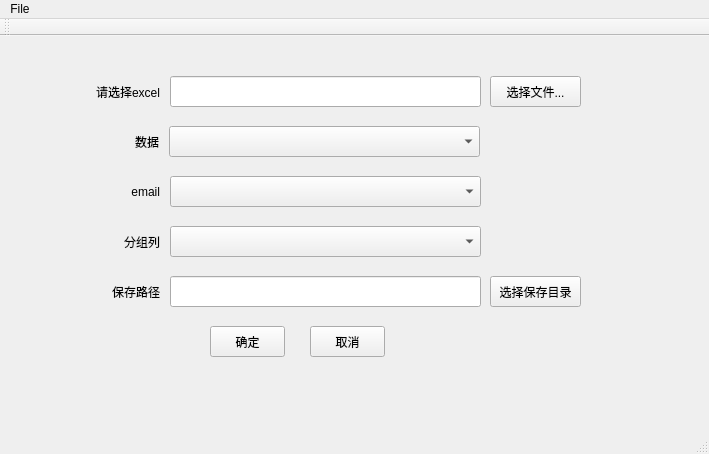
The window that mainwindow.ui (ainiaa/splitExcel) describes before a commit, drawn with Qt 5.
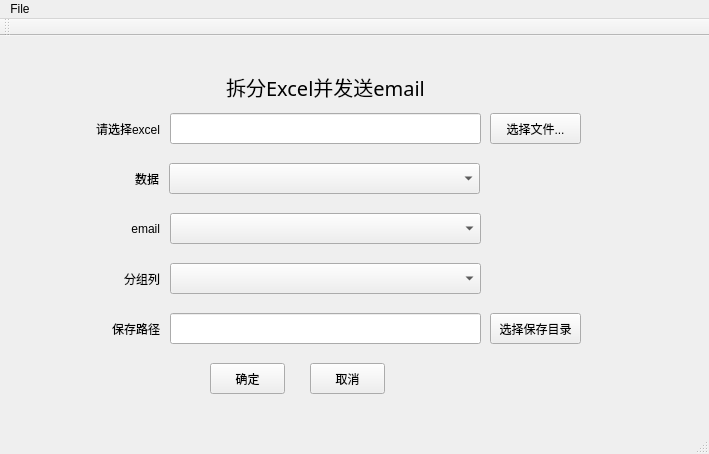
The same window after the commit. Icons and pictures are not drawn.

Commit message: 添加title和logo

Patch:
```diff
--- a/mainwindow.ui
+++ b/mainwindow.ui
@@ -18,7 +18,7 @@
     <property name="geometry">
      <rect>
       <x>69</x>
-      <y>40</y>
+      <y>77</y>
       <width>91</width>
       <height>31</height>
      </rect>
@@ -34,7 +34,7 @@
     <property name="geometry">
      <rect>
       <x>170</x>
-      <y>40</y>
+      <y>77</y>
       <width>311</width>
       <height>31</height>
      </rect>
@@ -44,7 +44,7 @@
     <property name="geometry">
      <rect>
       <x>69</x>
-      <y>190</y>
+      <y>227</y>
       <width>91</width>
       <height>31</height>
      </rect>
@@ -60,7 +60,7 @@
     <property name="geometry">
      <rect>
       <x>69</x>
-      <y>240</y>
+      <y>277</y>
       <width>91</width>
       <height>31</height>
      </rect>
@@ -76,7 +76,7 @@
     <property name="geometry">
      <rect>
       <x>170</x>
-      <y>240</y>
+      <y>277</y>
       <width>311</width>
       <height>31</height>
      </rect>
@@ -86,7 +86,7 @@
     <property name="geometry">
      <rect>
       <x>210</x>
-      <y>290</y>
+      <y>327</y>
       <width>75</width>
       <height>31</height>
      </rect>
@@ -99,7 +99,7 @@
     <property name="geometry">
      <rect>
       <x>310</x>
-      <y>290</y>
+      <y>327</y>
       <width>75</width>
       <height>31</height>
      </rect>
@@ -112,7 +112,7 @@
     <property name="geometry">
      <rect>
       <x>170</x>
-      <y>190</y>
+      <y>227</y>
       <width>311</width>
       <height>31</height>
      </rect>
@@ -122,7 +122,7 @@
     <property name="geometry">
      <rect>
       <x>490</x>
-      <y>40</y>
+      <y>77</y>
       <width>91</width>
       <height>31</height>
      </rect>
@@ -135,7 +135,7 @@
     <property name="geometry">
      <rect>
       <x>490</x>
-      <y>240</y>
+      <y>277</y>
       <width>91</width>
       <height>31</height>
      </rect>
@@ -148,7 +148,7 @@
     <property name="geometry">
      <rect>
       <x>169</x>
-      <y>90</y>
+      <y>127</y>
       <width>311</width>
       <height>31</height>
      </rect>
@@ -158,7 +158,7 @@
     <property name="geometry">
      <rect>
       <x>68</x>
-      <y>90</y>
+      <y>127</y>
       <width>91</width>
       <height>31</height>
      </rect>
@@ -174,7 +174,7 @@
     <property name="geometry">
      <rect>
       <x>69</x>
-      <y>140</y>
+      <y>177</y>
       <width>91</width>
       <height>31</height>
      </rect>
@@ -190,12 +190,53 @@
     <property name="geometry">
      <rect>
       <x>170</x>
-      <y>140</y>
+      <y>177</y>
       <width>311</width>
       <height>31</height>
      </rect>
     </property>
    </widget>
+   <widget class="QLabel" name="logoLabel">
+    <property name="geometry">
+     <rect>
+      <x>80</x>
+      <y>20</y>
+      <width>81</width>
+      <height>41</height>
+     </rect>
+    </property>
+    <property name="styleSheet">
+     <string notr="true">image: url(:/images/DDMC.PNG);</string>
+    </property>
+    <property name="text">
+     <string/>
+    </property>
+   </widget>
+   <widget class="QLabel" name="titleLabel">
+    <property name="geometry">
+     <rect>
+      <x>170</x>
+      <y>30</y>
+      <width>311</width>
+      <height>41</height>
+     </rect>
+    </property>
+    <property name="font">
+     <font>
+      <family>Microsoft YaHei</family>
+      <pointsize>15</pointsize>
+      <weight>50</weight>
+      <italic>false</italic>
+      <bold>false</bold>
+     </font>
+    </property>
+    <property name="text">
+     <string>拆分Excel并发送email</string>
+    </property>
+    <property name="alignment">
+     <set>Qt::AlignCenter</set>
+    </property>
+   </widget>
   </widget>
   <widget class="QMenuBar" name="menuBar">
    <property name="geometry">
```
Left out of the diff: 2 changed lines with no effect on the pictures. The commit also changes 5 other files.
